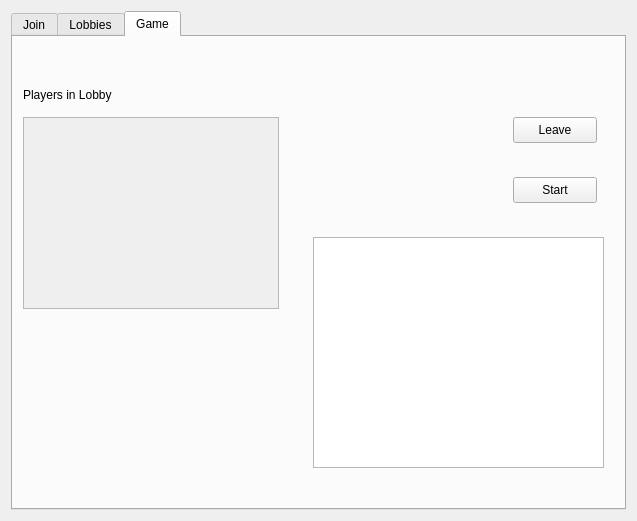
Qt form ClientGui/mywidget.ui (homoglobina/ProjektSK2.2) before a commit.
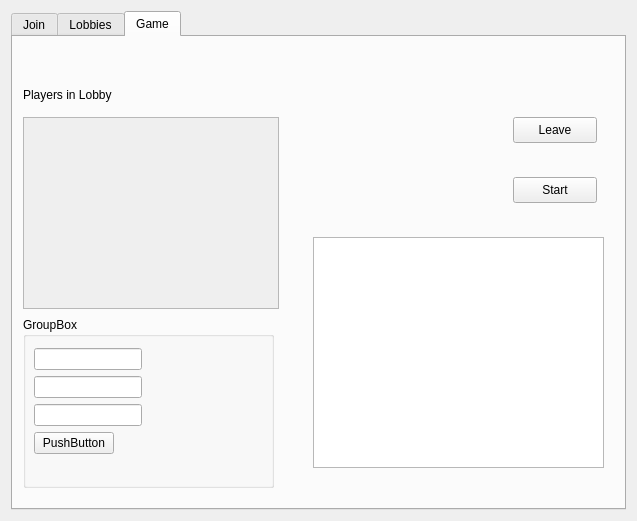
The same form after that commit.

Commit message: Submiting answers in gui

```diff
--- a/ClientGui/mywidget.ui
+++ b/ClientGui/mywidget.ui
@@ -246,6 +246,47 @@
         </rect>
        </property>
       </widget>
+      <widget class="QGroupBox" name="groupBox">
+       <property name="geometry">
+        <rect>
+         <x>10</x>
+         <y>280</y>
+         <width>251</width>
+         <height>171</height>
+        </rect>
+       </property>
+       <property name="title">
+        <string>GroupBox</string>
+       </property>
+       <widget class="QWidget" name="formLayoutWidget">
+        <property name="geometry">
+         <rect>
+          <x>0</x>
+          <y>20</y>
+          <width>160</width>
+          <height>151</height>
+         </rect>
+        </property>
+        <layout class="QFormLayout" name="formLayout">
+         <item row="0" column="0">
+          <widget class="QLineEdit" name="answerEdit1"/>
+         </item>
+         <item row="2" column="0">
+          <widget class="QLineEdit" name="answerEdit3"/>
+         </item>
+         <item row="1" column="0">
+          <widget class="QLineEdit" name="answerEdit2"/>
+         </item>
+         <item row="3" column="0">
+          <widget class="QPushButton" name="sendAnswersButton">
+           <property name="text">
+            <string>PushButton</string>
+           </property>
+          </widget>
+         </item>
+        </layout>
+       </widget>
+      </widget>
      </widget>
     </widget>
    </item>
```
The commit also changes 15 other files.
